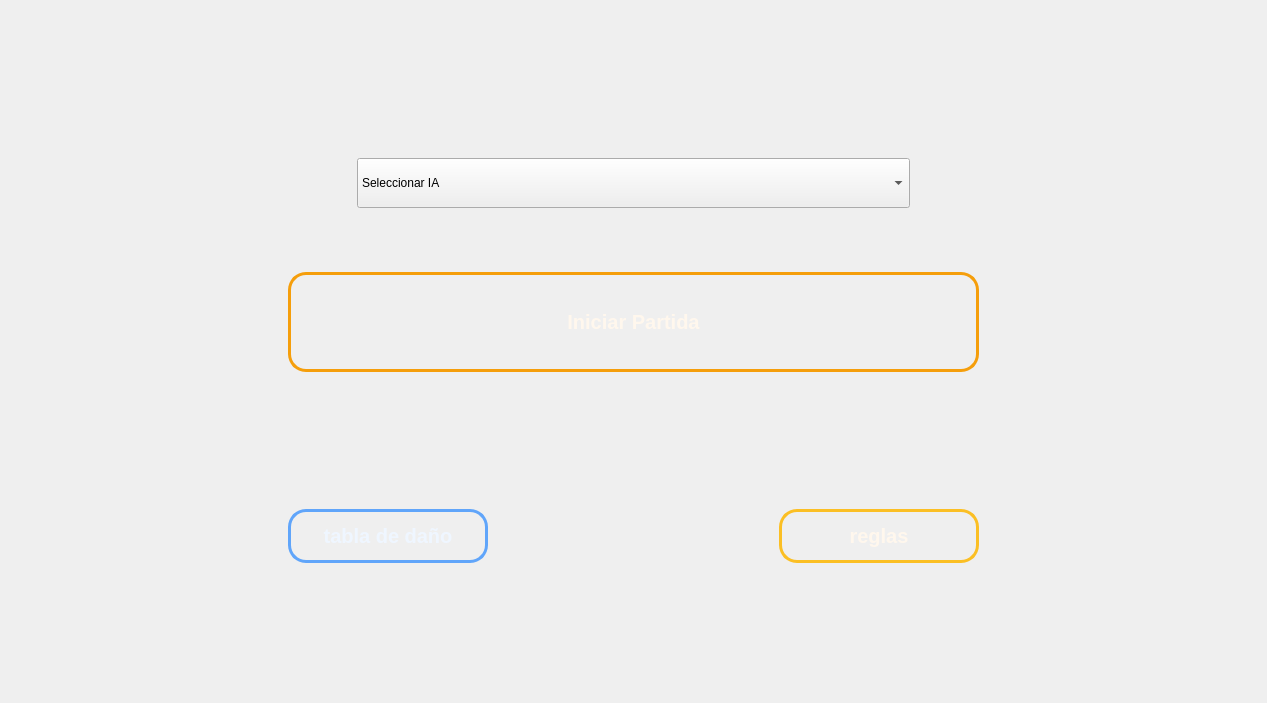
Above: mainwindow.ui from marilin-99/TrabajoPractico before the change. Below: the same form after it.
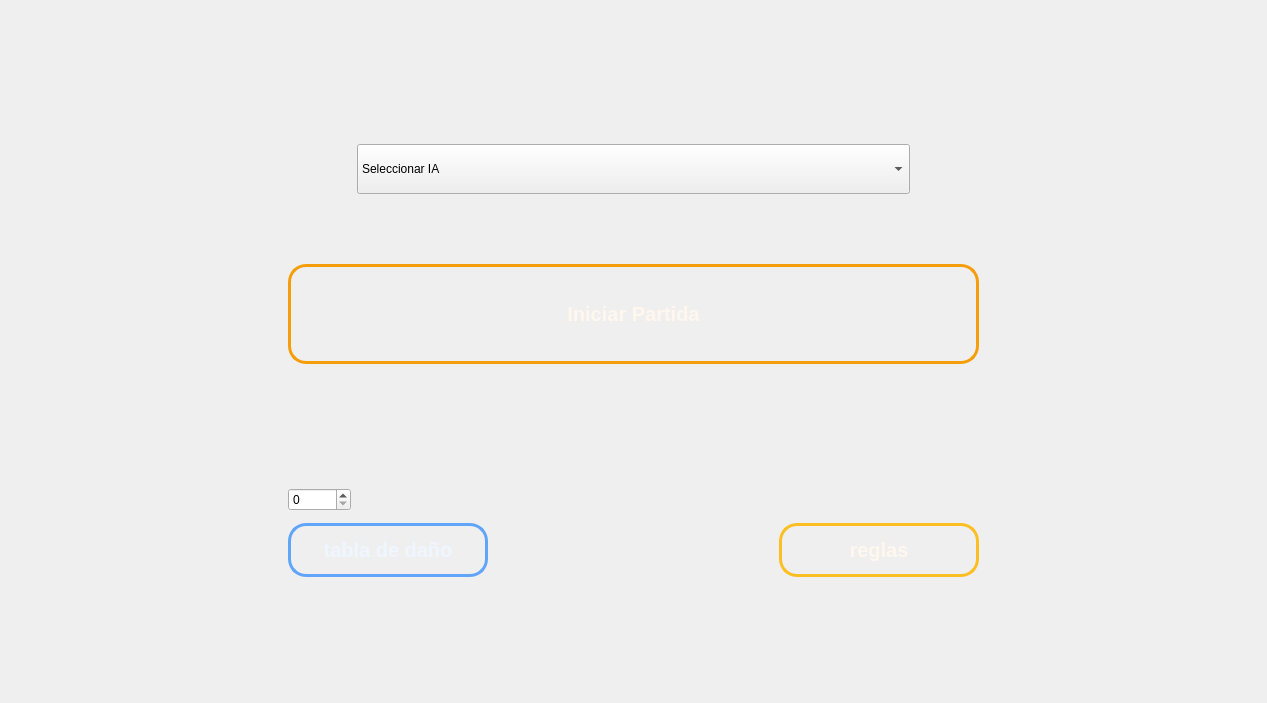
That is the form after the change. Icons and pictures are not drawn.

Commit message:
cambios en cantidad de cartas
todavia le falta corregir errores cuando hay muchas cartas y pocas mas que nada en los metodos de tirar carta de persona y las ias

Patch:
```diff
--- a/mainwindow.ui
+++ b/mainwindow.ui
@@ -30,95 +30,56 @@
    <layout class="QVBoxLayout" name="verticalLayout_5">
     <item>
      <layout class="QGridLayout" name="gridLayout_2">
-      <item row="20" column="1" colspan="3">
-       <widget class="QPushButton" name="tabla_danio_boton">
+      <item row="3" column="2" rowspan="3" colspan="5">
+       <widget class="QComboBox" name="elegir_IA">
         <property name="minimumSize">
          <size>
-          <width>200</width>
-          <height>40</height>
+          <width>100</width>
+          <height>50</height>
          </size>
         </property>
         <property name="maximumSize">
          <size>
-          <width>250</width>
-          <height>100</height>
+          <width>700</width>
+          <height>500</height>
          </size>
         </property>
-        <property name="styleSheet">
-         <string notr="true">QPushButton {
-
-    background: qlineargradient(
-        x1:0, y1:0,
-        x2:0, y2:1,
-        stop:0 #1d4ed8,
-        stop:1 #071a52
-    );
-
-    color: #eff6ff;
-
-    border: 3px solid #60a5fa;
-    border-radius: 18px;
-
-    font-size: 20px;
-    font-weight: bold;
-
-    padding: 12px;
-}
-
-
-/* Hover */
-QPushButton:hover {
-
-    background: qlineargradient(
-        x1:0, y1:0,
-        x2:0, y2:1,
-        stop:0 #3b82f6,
-        stop:1 #1e3a8a
-    );
-
-    border: 3px solid #dbeafe;
-
-    color: white;
-}
-
-
-/* Click */
-QPushButton:pressed {
-
-    background: qlineargradient(
-        x1:0, y1:0,
-        x2:0, y2:1,
-        stop:0 #172554,
-        stop:1 #020617
-    );
-
-    border: 3px solid white;
-
-    padding-top: 15px;
-}
-
-
-/* Deshabilitado */
-QPushButton:disabled {
-
-    background: qlineargradient(
-        x1:0, y1:0,
-        x2:0, y2:1,
-        stop:0 #374151,
-        stop:1 #111827
-    );
-
-    color: #6b7280;
-
-    border: 3px solid #4b5563;
-}</string>
-        </property>
-        <property name="text">
-         <string>tabla de daño</string>
-        </property>
+        <item>
+         <property name="text">
+          <string>Seleccionar IA</string>
+         </property>
+        </item>
+        <item>
+         <property name="text">
+          <string>IA Aleatoria</string>
+         </property>
+        </item>
+        <item>
+         <property name="text">
+          <string>IA Estrategica</string>
+         </property>
+        </item>
+        <item>
+         <property name="text">
+          <string>IA Super</string>
+         </property>
+        </item>
        </widget>
       </item>
-      <item row="18" column="1" colspan="7">
+      <item row="23" column="4">
+       <spacer name="horizontalSpacer_2">
+        <property name="orientation">
+         <enum>Qt::Orientation::Horizontal</enum>
+        </property>
+        <property name="sizeHint" stdset="0">
+         <size>
+          <width>40</width>
+          <height>20</height>
+         </size>
+        </property>
+       </spacer>
+      </item>
+      <item row="19" column="1" colspan="7">
        <widget class="QPushButton" name="IniciaPartida">
         <property name="enabled">
          <bool>true</bool>
@@ -218,60 +179,122 @@
         </property>
        </widget>
       </item>
-      <item row="9" column="1" rowspan="9" colspan="7">
-       <spacer name="verticalSpacer_3">
-        <property name="orientation">
-         <enum>Qt::Orientation::Vertical</enum>
-        </property>
-        <property name="sizeType">
-         <enum>QSizePolicy::Policy::Minimum</enum>
-        </property>
-        <property name="sizeHint" stdset="0">
-         <size>
-          <width>20</width>
-          <height>40</height>
-         </size>
-        </property>
-       </spacer>
-      </item>
-      <item row="3" column="2" rowspan="3" colspan="5">
-       <widget class="QComboBox" name="elegir_IA">
+      <item row="23" column="1" colspan="3">
+       <widget class="QPushButton" name="tabla_danio_boton">
         <property name="minimumSize">
          <size>
-          <width>100</width>
-          <height>50</height>
+          <width>200</width>
+          <height>40</height>
          </size>
         </property>
         <property name="maximumSize">
          <size>
-          <width>700</width>
-          <height>500</height>
+          <width>250</width>
+          <height>100</height>
          </size>
         </property>
-        <item>
-         <property name="text">
-          <string>Seleccionar IA</string>
-         </property>
-        </item>
-        <item>
-         <property name="text">
-          <string>IA Aleatoria</string>
-         </property>
-        </item>
-        <item>
-         <property name="text">
-          <string>IA Estrategica</string>
-         </property>
-        </item>
-        <item>
-         <property name="text">
-          <string>IA Super</string>
-         </property>
-        </item>
+        <property name="styleSheet">
+         <string notr="true">QPushButton {
+
+    background: qlineargradient(
+        x1:0, y1:0,
+        x2:0, y2:1,
+        stop:0 #1d4ed8,
+        stop:1 #071a52
+    );
+
+    color: #eff6ff;
+
+    border: 3px solid #60a5fa;
+    border-radius: 18px;
+
+    font-size: 20px;
+    font-weight: bold;
+
+    padding: 12px;
+}
+
+
+/* Hover */
+QPushButton:hover {
+
+    background: qlineargradient(
+        x1:0, y1:0,
+        x2:0, y2:1,
+        stop:0 #3b82f6,
+        stop:1 #1e3a8a
+    );
+
+    border: 3px solid #dbeafe;
+
+    color: white;
+}
+
+
+/* Click */
+QPushButton:pressed {
+
+    background: qlineargradient(
+        x1:0, y1:0,
+        x2:0, y2:1,
+        stop:0 #172554,
+        stop:1 #020617
+    );
+
+    border: 3px solid white;
+
+    padding-top: 15px;
+}
+
+
+/* Deshabilitado */
+QPushButton:disabled {
+
+    background: qlineargradient(
+        x1:0, y1:0,
+        x2:0, y2:1,
+        stop:0 #374151,
+        stop:1 #111827
+    );
+
+    color: #6b7280;
+
+    border: 3px solid #4b5563;
+}</string>
+        </property>
+        <property name="text">
+         <string>tabla de daño</string>
+        </property>
        </widget>
       </item>
-      <item row="20" column="4">
-       <spacer name="horizontalSpacer_2">
+      <item row="0" column="1" colspan="7">
+       <spacer name="verticalSpacer_7">
+        <property name="orientation">
+         <enum>Qt::Orientation::Vertical</enum>
+        </property>
+        <property name="sizeHint" stdset="0">
+         <size>
+          <width>20</width>
+          <height>40</height>
+         </size>
+        </property>
+       </spacer>
+      </item>
+      <item row="24" column="1" colspan="7">
+       <spacer name="verticalSpacer_5">
+        <property name="orientation">
+         <enum>Qt::Orientation::Vertical</enum>
+        </property>
+        <property name="sizeHint" stdset="0">
+         <size>
+          <width>20</width>
+          <height>40</height>
+         </size>
+        </property>
+       </spacer>
+      </item>
+      <item row="0" column="8" rowspan="25">
+       <spacer name="horizontalSpacer_9">
         <property name="orientation">
          <enum>Qt::Orientation::Horizontal</enum>
         </property>
@@ -283,20 +306,7 @@
         </property>
        </spacer>
       </item>
-      <item row="19" column="1" colspan="7">
-       <spacer name="verticalSpacer_2">
-        <property name="orientation">
-         <enum>Qt::Orientation::Vertical</enum>
-        </property>
-        <property name="sizeHint" stdset="0">
-         <size>
-          <width>20</width>
-          <height>40</height>
-         </size>
-        </property>
-       </spacer>
-      </item>
-      <item row="20" column="5" colspan="3">
+      <item row="23" column="5" colspan="3">
        <widget class="QPushButton" name="reglas">
         <property name="minimumSize">
          <size>
@@ -390,8 +400,8 @@
         </property>
        </widget>
       </item>
-      <item row="21" column="1" colspan="7">
-       <spacer name="verticalSpacer_5">
+      <item row="10" column="1" rowspan="9" colspan="7">
+       <spacer name="verticalSpacer_3">
         <property name="orientation">
          <enum>Qt::Orientation::Vertical</enum>
         </property>
@@ -403,7 +413,7 @@
         </property>
        </spacer>
       </item>
-      <item row="0" column="0" rowspan="22">
+      <item row="0" column="0" rowspan="25">
        <spacer name="horizontalSpacer_7">
         <property name="orientation">
          <enum>Qt::Orientation::Horizontal</enum>
@@ -416,8 +426,8 @@
         </property>
        </spacer>
       </item>
-      <item row="0" column="1" colspan="7">
-       <spacer name="verticalSpacer_7">
+      <item row="20" column="1" colspan="7">
+       <spacer name="verticalSpacer_2">
         <property name="orientation">
          <enum>Qt::Orientation::Vertical</enum>
         </property>
@@ -429,18 +439,8 @@
         </property>
        </spacer>
       </item>
-      <item row="0" column="8" rowspan="22">
-       <spacer name="horizontalSpacer_9">
-        <property name="orientation">
-         <enum>Qt::Orientation::Horizontal</enum>
-        </property>
-        <property name="sizeHint" stdset="0">
-         <size>
-          <width>40</width>
-          <height>20</height>
-         </size>
-        </property>
-       </spacer>
+      <item row="21" column="1">
+       <widget class="QSpinBox" name="cantidad_cartas"/>
       </item>
      </layout>
     </item>
```
Left out of the diff: 3 changed lines with no effect on the pictures. The commit also changes 8 other files.
